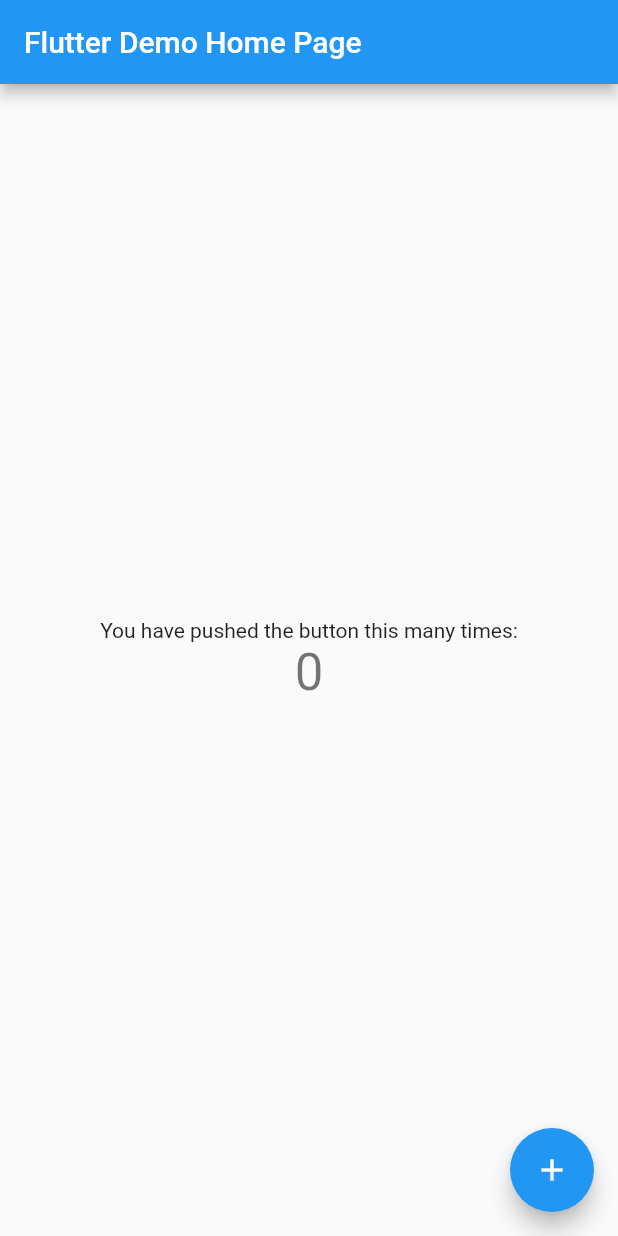
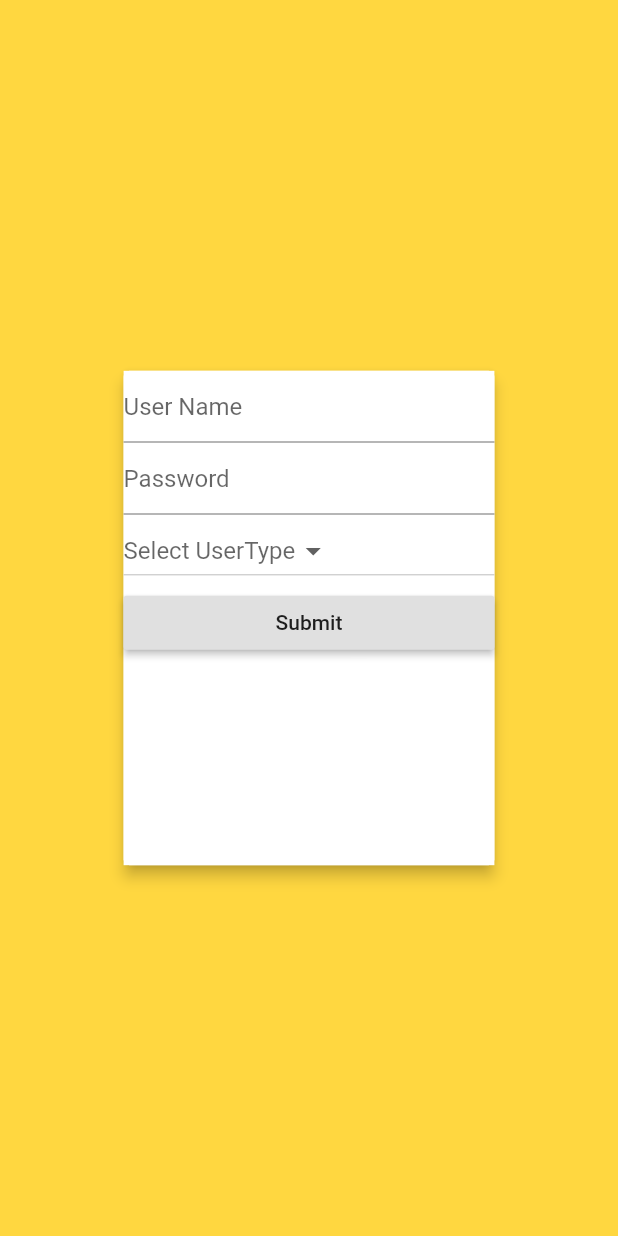
Before and after one commit to ksrikanth554/School-Management, a Flutter app: the screen it shows after launch, on a phone screen of 412 x 824 dp. Run offline on Flutter 3.47's test engine with Material 2 defaults, Android fonts, the phone set to English and light mode, and no system bars; our stand-ins replace flutter_bloc.

Commit message:
loginpage

```diff
--- a/lib/main.dart
+++ b/lib/main.dart
@@ -1,117 +1,21 @@
+import 'package:flutter/cupertino.dart';
 import 'package:flutter/material.dart';
+import 'package:flutter_bloc/flutter_bloc.dart';
+import 'package:schoolmanagement/views/login.dart';
 
-void main() {
+void main(){
   runApp(MyApp());
 }
-
 class MyApp extends StatelessWidget {
-  // This widget is the root of your application.
   @override
   Widget build(BuildContext context) {
     return MaterialApp(
-      title: 'Flutter Demo',
-      theme: ThemeData(
-        // This is the theme of your application.
-        //
-        // Try running your application with "flutter run". You'll see the
-        // application has a blue toolbar. Then, without quitting the app, try
-        // changing the primarySwatch below to Colors.green and then invoke
-        // "hot reload" (press "r" in the console where you ran "flutter run",
-        // or simply save your changes to "hot reload" in a Flutter IDE).
-        // Notice that the counter didn't reset back to zero; the application
-        // is not restarted.
-        primarySwatch: Colors.blue,
-        // This makes the visual density adapt to the platform that you run
-        // the app on. For desktop platforms, the controls will be smaller and
-        // closer together (more dense) than on mobile platforms.
-        visualDensity: VisualDensity.adaptivePlatformDensity,
-      ),
-      home: MyHomePage(title: 'Flutter Demo Home Page'),
+      debugShowCheckedModeBanner: false,
+      // home:MultiBlocProvider(
+      //   providers: [],
+      //   child: Login()
+      // ) ,
+      home: Login(),
     );
   }
 }
-
-class MyHomePage extends StatefulWidget {
-  MyHomePage({Key key, this.title}) : super(key: key);
-
-  // This widget is the home page of your application. It is stateful, meaning
-  // that it has a State object (defined below) that contains fields that affect
-  // how it looks.
-
-  // This class is the configuration for the state. It holds the values (in this
-  // case the title) provided by the parent (in this case the App widget) and
-  // used by the build method of the State. Fields in a Widget subclass are
-  // always marked "final".
-
-  final String title;
-
-  @override
-  _MyHomePageState createState() => _MyHomePageState();
-}
-
-class _MyHomePageState extends State<MyHomePage> {
-  int _counter = 0;
-
-  void _incrementCounter() {
-    setState(() {
-      // This call to setState tells the Flutter framework that something has
-      // changed in this State, which causes it to rerun the build method below
-      // so that the display can reflect the updated values. If we changed
-      // _counter without calling setState(), then the build method would not be
-      // called again, and so nothing would appear to happen.
-      _counter++;
-    });
-  }
-
-  @override
-  Widget build(BuildContext context) {
-    // This method is rerun every time setState is called, for instance as done
-    // by the _incrementCounter method above.
-    //
-    // The Flutter framework has been optimized to make rerunning build methods
-    // fast, so that you can just rebuild anything that needs updating rather
-    // than having to individually change instances of widgets.
-    return Scaffold(
-      appBar: AppBar(
-        // Here we take the value from the MyHomePage object that was created by
-        // the App.build method, and use it to set our appbar title.
-        title: Text(widget.title),
-      ),
-      body: Center(
-        // Center is a layout widget. It takes a single child and positions it
-        // in the middle of the parent.
-        child: Column(
-          // Column is also a layout widget. It takes a list of children and
-          // arranges them vertically. By default, it sizes itself to fit its
-          // children horizontally, and tries to be as tall as its parent.
-          //
-          // Invoke "debug painting" (press "p" in the console, choose the
-          // "Toggle Debug Paint" action from the Flutter Inspector in Android
-          // Studio, or the "Toggle Debug Paint" command in Visual Studio Code)
-          // to see the wireframe for each widget.
-          //
-          // Column has various properties to control how it sizes itself and
-          // how it positions its children. Here we use mainAxisAlignment to
-          // center the children vertically; the main axis here is the vertical
-          // axis because Columns are vertical (the cross axis would be
-          // horizontal).
-          mainAxisAlignment: MainAxisAlignment.center,
-          children: <Widget>[
-            Text(
-              'You have pushed the button this many times:',
-            ),
-            Text(
-              '$_counter',
-              style: Theme.of(context).textTheme.headline4,
-            ),
-          ],
-        ),
-      ),
-      floatingActionButton: FloatingActionButton(
-        onPressed: _incrementCounter,
-        tooltip: 'Increment',
-        child: Icon(Icons.add),
-      ), // This trailing comma makes auto-formatting nicer for build methods.
-    );
-  }
-}
--- /dev/null
+++ b/lib/utils/usertypes.dart
@@ -0,0 +1 @@
+const userTypes=['Student','Teacher','Admin'];
--- /dev/null
+++ b/lib/views/login.dart
@@ -0,0 +1,129 @@
+import 'package:flutter/cupertino.dart';
+import 'package:flutter/material.dart';
+import 'package:schoolmanagement/utils/usertypes.dart';
+import 'package:schoolmanagement/views/admin_portal.dart';
+import 'package:schoolmanagement/views/student_portal.dart';
+import 'package:schoolmanagement/views/teacher_portal.dart';
+
+class Login extends StatefulWidget {
+  @override
+  _LoginState createState() => _LoginState();
+}
+
+class _LoginState extends State<Login> {
+  String _userType;
+  TextEditingController userNameController=TextEditingController();
+  TextEditingController passwordController=TextEditingController();
+  @override
+  Widget build(BuildContext context) {
+    var size=MediaQuery.of(context).size;
+    return Scaffold(
+      backgroundColor: Colors.amberAccent,
+      body: Center(
+
+        child: Card(
+          elevation: 4.0,
+            child: Container(
+            color: Colors.white,
+            height: size.height*0.4,
+            width: size.width*0.6,
+            child: ListView(
+
+              children: [
+                TextField(
+                  controller: userNameController,
+                  decoration:InputDecoration(
+                    hintText: 'User Name',
+                  ),
+                ),
+                TextField(
+                  controller: passwordController,
+                  obscureText: true,
+                  //keyboardType: TextInputType.visiblePassword,
+                  decoration:InputDecoration(
+                    hintText: 'Password',
+
+                  ),
+                ),
+                DropdownButton(
+                  items: userTypes.map((user){
+                    return DropdownMenuItem<String>(
+                      child: Text(user),
+                      value: user,
+
+                    );
+                  }).toList(),
+                  onChanged: (currentuser){
+                    setState(() {
+                      _userType=currentuser;
+                    });
+                  },
+                  value: _userType,
+                  hint: Text('Select UserType'),
+                ),
+                RaisedButton(
+                  child: Text('Submit'),
+                  onPressed: (){
+                    if (userNameController.text!=null && userNameController.text.trim()!=''
+                       && passwordController.text!=null && passwordController.text.trim()!='') {
+                      navigateToHomePage(_userType,context);
+                    }
+                    else{
+                      showDialog(
+                        context: context,
+                        builder: (context){
+                         return CupertinoAlertDialog(
+                           title: Text('Message'),
+                           content: Text('Please enter valid details'),
+                           actions: [
+                             FlatButton(onPressed: ()=>Navigator.pop(context), child:Text('ok'))
+                           ],
+                          );
+                        }
+                      );
+                    }
+                  }
+                )
+              ],
+            ),
+          ),
+        ),
+      ),
+    );
+  }
+  void navigateToHomePage(String _userType,context){
+    switch (_userType) {
+      case 'Student':
+      Navigator.pushReplacement(
+        context,
+        CupertinoPageRoute(builder: (ctx)=>StudentPortal()));
+      break;
+      case 'Teacher':
+      Navigator.pushReplacement(
+        context,
+        CupertinoPageRoute(builder: (ctx)=>TeacherPortal()));
+      break;
+      case 'Admin':
+      Navigator.pushReplacement(
+        context,
+        CupertinoPageRoute(builder: (ctx)=>AdminPortal()));
+      break;
+      default:
+      showAlert(context);
+    }
+  }
+  showAlert(BuildContext context){
+    showDialog(
+      context: context,
+      builder: (context){
+        return CupertinoAlertDialog(
+          title: Text('Message'),
+          content: Text('please select user type'),
+          actions: [
+            FlatButton(onPressed: ()=>Navigator.pop(context), child:Text('ok'))
+          ],
+        );
+      }
+    );
+  }
+}
--- a/pubspec.yaml
+++ b/pubspec.yaml
@@ -28,7 +28,7 @@ dependencies:
   # The following adds the Cupertino Icons font to your application.
   # Use with the CupertinoIcons class for iOS style icons.
   cupertino_icons: ^0.1.3
-
+  flutter_bloc: ^6.0.5
 dev_dependencies:
   flutter_test:
     sdk: flutter
```
Also changed, not shown: lib/views/admin_portal.dart (added, +19 -0 lines), lib/views/student_portal.dart (added, +19 -0 lines), lib/views/teacher_portal.dart (added, +19 -0 lines), pubspec.lock.
